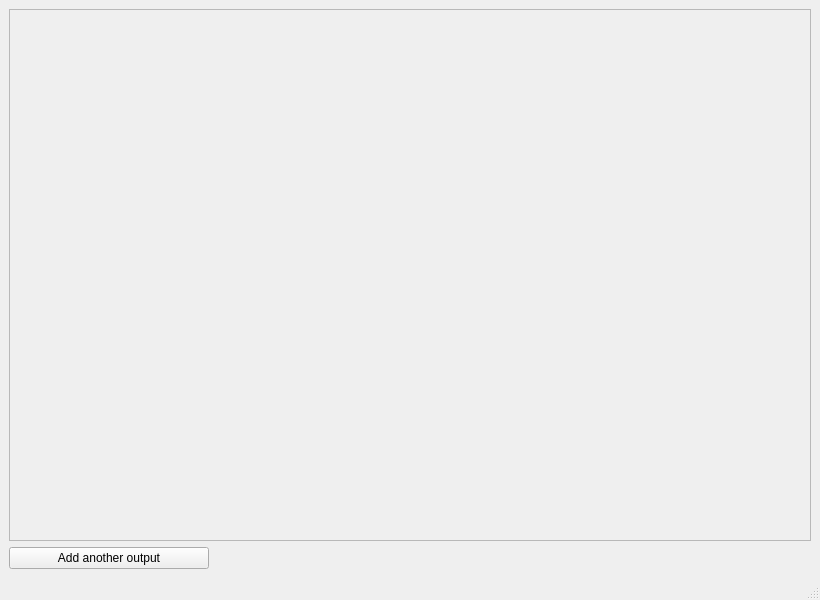
The window that MainWindow.ui (skylineone044/simple-app-audio-router) describes before a commit, drawn with Qt 5.
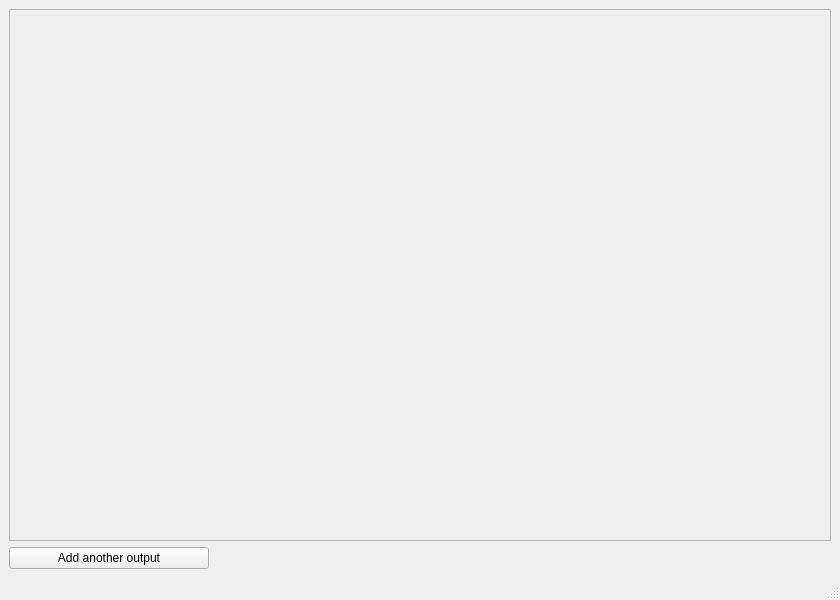
The same window after the commit.

Commit message: adjust widget and window size, so there is not a horizontal scrollbar with the default window width

```diff
--- a/MainWindow.ui
+++ b/MainWindow.ui
@@ -6,7 +6,7 @@
    <rect>
     <x>0</x>
     <y>0</y>
-    <width>820</width>
+    <width>840</width>
     <height>600</height>
    </rect>
   </property>
@@ -25,7 +25,7 @@
         <rect>
          <x>0</x>
          <y>0</y>
-         <width>806</width>
+         <width>826</width>
          <height>497</height>
         </rect>
        </property>
```
Left out of the diff: 2 changed lines with no effect on the pictures. The commit also changes 1 other file.
